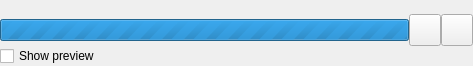
Old version of the form library/tulip-gui/designer/SimplePluginProgressWidget.ui in the repository vadivelselvaraj/TulipGLImprovement.
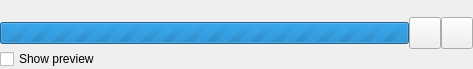
New version of the form. Icons and pictures are not drawn.

Diff of the .ui file:
```diff
--- a/library/tulip-gui/designer/SimplePluginProgressWidget.ui
+++ b/library/tulip-gui/designer/SimplePluginProgressWidget.ui
@@ -7,7 +7,7 @@
     <x>0</x>
     <y>0</y>
     <width>473</width>
-    <height>66</height>
+    <height>69</height>
    </rect>
   </property>
   <property name="windowTitle">
```
Left out of the diff: 2 changed lines with no effect on the pictures.
